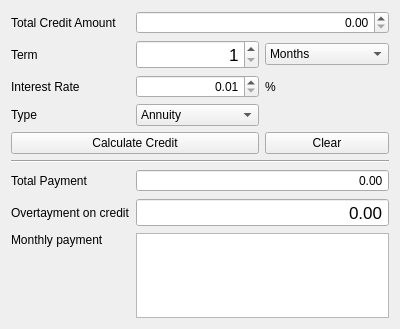
This is SmartCalc2/view/creditwindow.ui in SergSinitsyn/Smart-Calculator as Qt 5 draws it before an edit. The edited form follows.
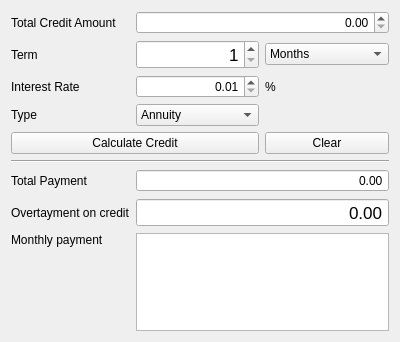
This is the edited form.

```diff
--- a/SmartCalc2/view/creditwindow.ui
+++ b/SmartCalc2/view/creditwindow.ui
@@ -7,7 +7,7 @@
     <x>0</x>
     <y>0</y>
     <width>400</width>
-    <height>329</height>
+    <height>342</height>
    </rect>
   </property>
   <property name="windowTitle">
```
